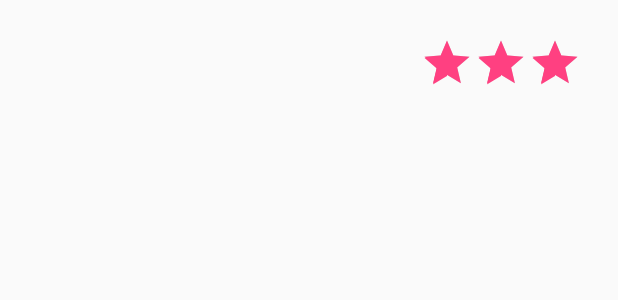
After one commit to ionwyn/accelMath, an Android app: the layout list_item_chapter.xml on its own in the app's theme, with its tools: preview values and no code run, on a phone screen of 412 x 824 dp. The commit adds this screen. Shown: the top 300 px of the screen. Run offline under Robolectric (Android 15) with nearby library versions, the phone set to English and light mode, and no system bars.

Commit message:
Added activity to show chapters for a unit

```diff
--- a/app/build.gradle
+++ b/app/build.gradle
@@ -30,5 +30,5 @@ dependencies {
     apt 'com.bluelinelabs:logansquare-compiler:1.3.6'
     compile 'com.bluelinelabs:logansquare:1.3.6'
     compile 'com.android.support:recyclerview-v7:25.2.0'
-    compile 'com.android.support.constraint:constraint-layout:1.0.1'
+    compile 'com.android.support.constraint:constraint-layout:1.0.2'
 }
--- a/app/src/main/AndroidManifest.xml
+++ b/app/src/main/AndroidManifest.xml
@@ -16,6 +16,7 @@
             </intent-filter>
         </activity>
         <activity android:name=".UnitListActivity"></activity>
+        <activity android:name=".ChapterActivity"></activity>
     </application>
 
 </manifest>
--- /dev/null
+++ b/app/src/main/res/layout/fragment_chapter_list.xml
@@ -0,0 +1,6 @@
+<?xml version="1.0" encoding="utf-8"?>
+<android.support.v7.widget.RecyclerView
+    xmlns:android="http://schemas.android.com/apk/res/android"
+    android:id="@+id/chapter_recycler_view"
+    android:layout_width="match_parent"
+    android:layout_height="match_parent" />
--- /dev/null
+++ b/app/src/main/res/layout/list_item_chapter.xml
@@ -0,0 +1,36 @@
+<?xml version="1.0" encoding="utf-8"?>
+<android.support.constraint.ConstraintLayout xmlns:android="http://schemas.android.com/apk/res/android"
+                                             xmlns:app="http://schemas.android.com/apk/res-auto"
+                                             xmlns:tools="http://schemas.android.com/tools"
+                                             android:layout_width="match_parent"
+                                             android:layout_height="wrap_content"
+                                             android:layout_margin="8dp"
+                                             android:orientation="vertical">
+
+    <TextView
+        android:id="@+id/chapter_name"
+        android:layout_width="wrap_content"
+        android:layout_height="wrap_content"
+        app:layout_constraintBottom_toBottomOf="parent"
+        android:layout_marginBottom="16dp"
+        android:layout_marginTop="16dp"
+        app:layout_constraintTop_toTopOf="parent"
+        android:layout_marginStart="16dp"
+        app:layout_constraintLeft_toLeftOf="parent"
+        android:textSize="16sp"/>
+
+    <RatingBar
+        android:id="@+id/chapter_stars"
+        android:layout_width="wrap_content"
+        android:layout_height="wrap_content"
+        android:layout_marginEnd="16dp"
+        app:layout_constraintRight_toRightOf="parent"
+        app:layout_constraintBottom_toBottomOf="parent"
+        android:layout_marginBottom="16dp"
+        android:layout_marginTop="16dp"
+        app:layout_constraintTop_toTopOf="parent"
+        style="@style/Widget.AppCompat.RatingBar.Indicator"
+        android:numStars="3"
+        android:rating="3"/>
+
+</android.support.constraint.ConstraintLayout>
```
Also changed, not shown: app/src/main/java/ca/sfu/g15/accelmath/ChapterActivity.java (added, +49 -0 lines), app/src/main/java/ca/sfu/g15/accelmath/ChapterFragment.java (added, +120 -0 lines), app/src/main/java/ca/sfu/g15/accelmath/UnitListFragment.java (+7 -3 lines).
